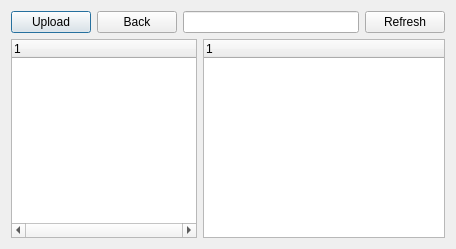
Old version of the form src/qt/ui/file_browser.ui in the repository maidsafe-archive/MaidSafe-Encrypt.
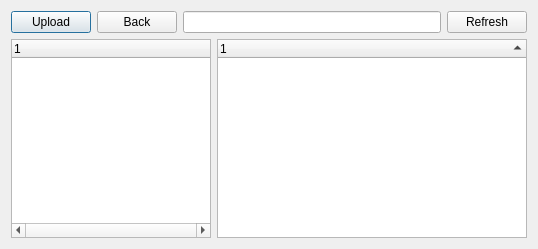
New version of the form.

Commit message: File Browser Sort and View Right Click Menu Items added with event Handlers

```diff
--- a/src/qt/ui/file_browser.ui
+++ b/src/qt/ui/file_browser.ui
@@ -6,7 +6,7 @@
    <rect>
     <x>0</x>
     <y>0</y>
-    <width>456</width>
+    <width>538</width>
     <height>249</height>
    </rect>
   </property>
@@ -91,6 +91,12 @@
        <property name="uniformRowHeights">
         <bool>false</bool>
        </property>
+       <property name="itemsExpandable">
+        <bool>false</bool>
+       </property>
+       <property name="sortingEnabled">
+        <bool>true</bool>
+       </property>
        <property name="animated">
         <bool>false</bool>
        </property>
@@ -100,6 +106,9 @@
        <attribute name="headerMinimumSectionSize">
         <number>41</number>
        </attribute>
+       <attribute name="headerShowSortIndicator" stdset="0">
+        <bool>true</bool>
+       </attribute>
        <attribute name="headerStretchLastSection">
         <bool>true</bool>
        </attribute>
@@ -109,6 +118,9 @@
        <attribute name="headerMinimumSectionSize">
         <number>41</number>
        </attribute>
+       <attribute name="headerShowSortIndicator" stdset="0">
+        <bool>true</bool>
+       </attribute>
        <attribute name="headerStretchLastSection">
         <bool>true</bool>
        </attribute>
```
Left out of the diff: 3 changed lines with no effect on the pictures. The commit also changes 2 other files.
